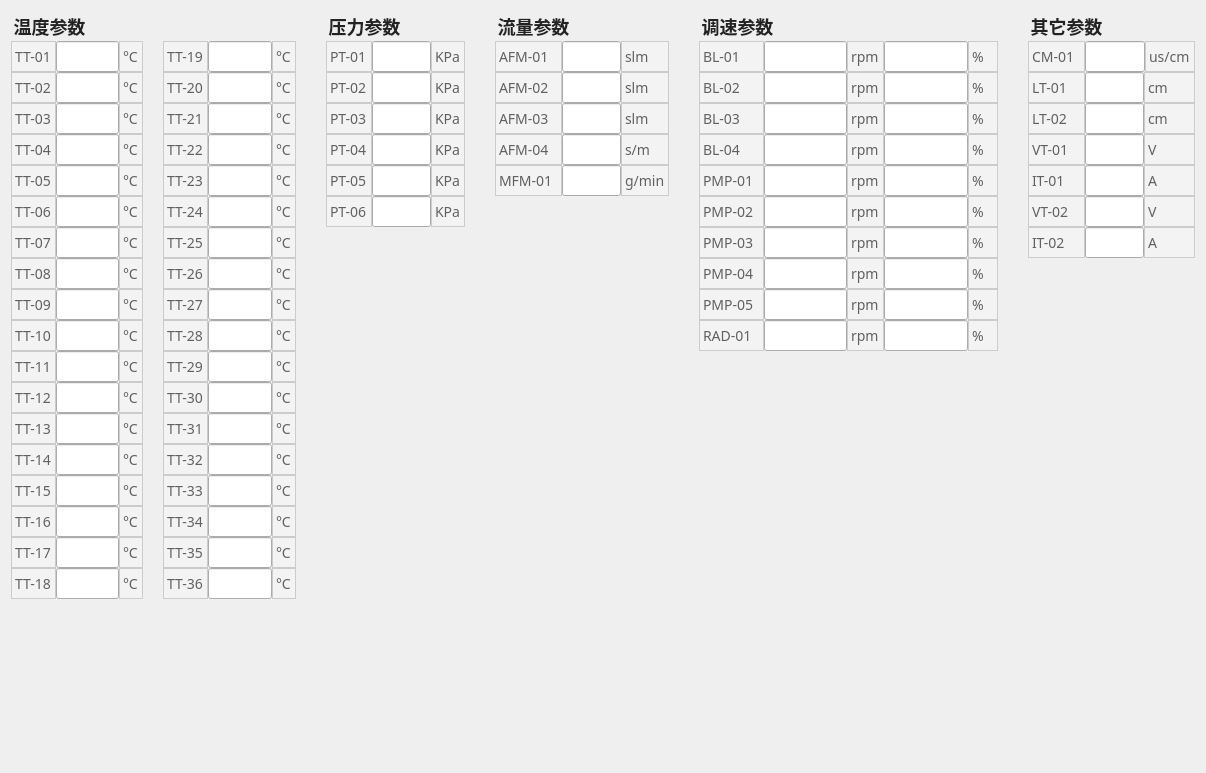
Old version of the form DeviceStatus/RealTimeValues/rtvalues.ui in the repository Hccccc1/MOH_viewer.
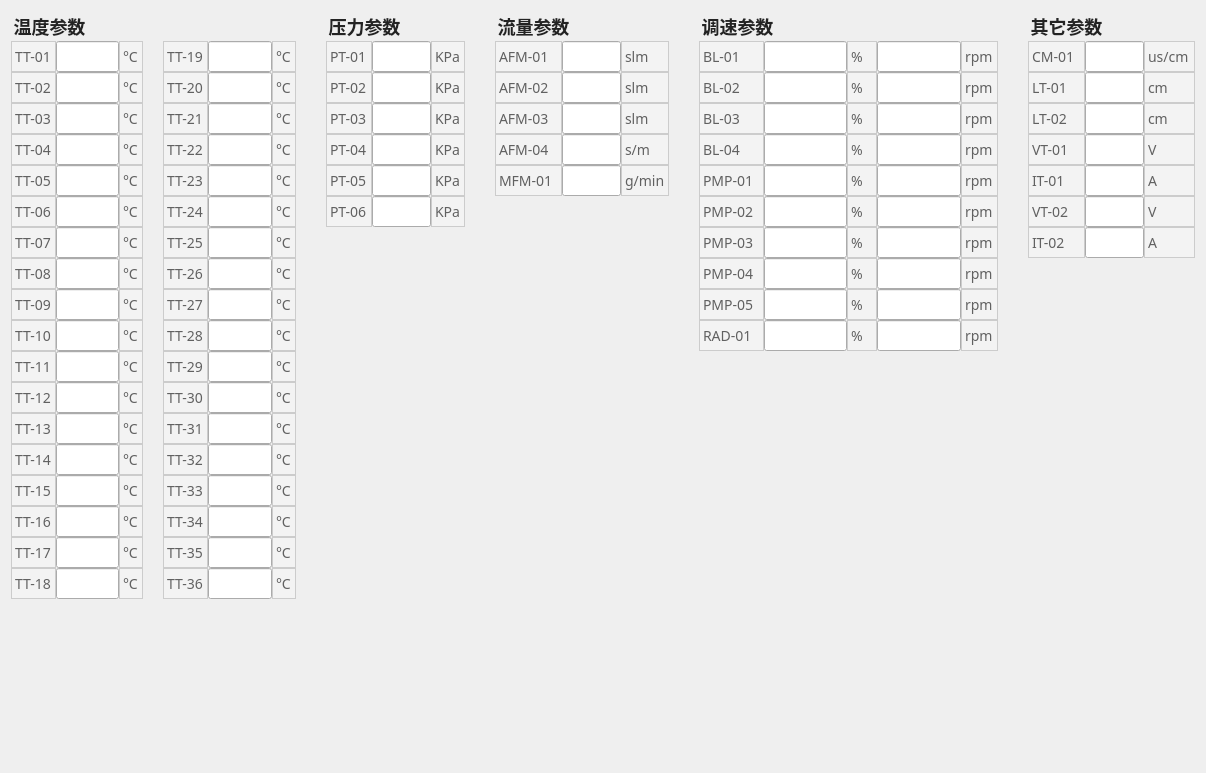
New version of the form.

```diff
--- a/DeviceStatus/RealTimeValues/rtvalues.ui
+++ b/DeviceStatus/RealTimeValues/rtvalues.ui
@@ -539,10 +539,19 @@
             <height>31</height>
            </size>
           </property>
+          <property name="readOnly">
+           <bool>true</bool>
+          </property>
          </widget>
         </item>
         <item>
          <widget class="QLabel" name="others_CM_1_unitlabel">
+          <property name="minimumSize">
+           <size>
+            <width>51</width>
+            <height>0</height>
+           </size>
+          </property>
           <property name="styleSheet">
            <string notr="true">QLabel {
 font-size:14px;
@@ -1400,34 +1409,6 @@
           </property>
          </widget>
         </item>
-        <item>
-         <widget class="QLineEdit" name="speed_PMP_2">
-          <property name="minimumSize">
-           <size>
-            <width>0</width>
-            <height>31</height>
-           </size>
-          </property>
-         </widget>
-        </item>
-        <item>
-         <widget class="QLabel" name="label_117">
-          <property name="styleSheet">
-           <string notr="true">QLabel {
-font-size:14px;
-font-family:PingFang SC;
-font-weight:300;
-line-height:37px;
-color:rgba(97,97,97,1);
-background:rgba(243,243,243,1);
-border:1px solid rgba(204,204,204,1);
-}</string>
-          </property>
-          <property name="text">
-           <string>rpm</string>
-          </property>
-         </widget>
-        </item>
         <item>
          <widget class="QLineEdit" name="speedPercentage_PMP_2">
           <property name="minimumSize">
@@ -1436,6 +1417,9 @@
             <height>31</height>
            </size>
           </property>
+          <property name="readOnly">
+           <bool>true</bool>
+          </property>
          </widget>
         </item>
         <item>
@@ -1462,6 +1446,37 @@
           </property>
          </widget>
         </item>
+        <item>
+         <widget class="QLineEdit" name="speed_PMP_2">
+          <property name="minimumSize">
+           <size>
+            <width>0</width>
+            <height>31</height>
+           </size>
+          </property>
+          <property name="readOnly">
+           <bool>true</bool>
+          </property>
+         </widget>
+        </item>
+        <item>
+         <widget class="QLabel" name="label_117">
+          <property name="styleSheet">
+           <string notr="true">QLabel {
+font-size:14px;
+font-family:PingFang SC;
+font-weight:300;
+line-height:37px;
+color:rgba(97,97,97,1);
+background:rgba(243,243,243,1);
+border:1px solid rgba(204,204,204,1);
+}</string>
+          </property>
+          <property name="text">
+           <string>rpm</string>
+          </property>
+         </widget>
+        </item>
        </layout>
       </item>
       <item row="8" column="0">
@@ -1493,34 +1508,6 @@
           </property>
          </widget>
         </item>
-        <item>
-         <widget class="QLineEdit" name="speed_PMP_5">
-          <property name="minimumSize">
-           <size>
-            <width>0</width>
-            <height>31</height>
-           </size>
-          </property>
-         </widget>
-        </item>
-        <item>
-         <widget class="QLabel" name="label_120">
-          <property name="styleSheet">
-           <string notr="true">QLabel {
-font-size:14px;
-font-family:PingFang SC;
-font-weight:300;
-line-height:37px;
-color:rgba(97,97,97,1);
-background:rgba(243,243,243,1);
-border:1px solid rgba(204,204,204,1);
-}</string>
-          </property>
-          <property name="text">
-           <string>rpm</string>
-          </property>
-         </widget>
-        </item>
         <item>
          <widget class="QLineEdit" name="speedPercentage_PMP_5">
           <property name="minimumSize">
@@ -1529,6 +1516,9 @@
             <height>31</height>
            </size>
           </property>
+          <property name="readOnly">
+           <bool>true</bool>
+          </property>
          </widget>
         </item>
         <item>
@@ -1555,6 +1545,37 @@
           </property>
          </widget>
         </item>
+        <item>
+         <widget class="QLineEdit" name="speed_PMP_5">
+          <property name="minimumSize">
+           <size>
+            <width>0</width>
+            <height>31</height>
+           </size>
+          </property>
+          <property name="readOnly">
+           <bool>true</bool>
+          </property>
+         </widget>
+        </item>
+        <item>
+         <widget class="QLabel" name="label_120">
+          <property name="styleSheet">
+           <string notr="true">QLabel {
+font-size:14px;
+font-family:PingFang SC;
+font-weight:300;
+line-height:37px;
+color:rgba(97,97,97,1);
+background:rgba(243,243,243,1);
+border:1px solid rgba(204,204,204,1);
+}</string>
+          </property>
+          <property name="text">
+           <string>rpm</string>
+          </property>
+         </widget>
+        </item>
        </layout>
       </item>
       <item row="2" column="0">
@@ -1586,34 +1607,6 @@
           </property>
          </widget>
         </item>
-        <item>
-         <widget class="QLineEdit" name="speed_BL_3">
-          <property name="minimumSize">
-           <size>
-            <width>0</width>
-            <height>31</height>
-           </size>
-          </property>
-         </widget>
-        </item>
-        <item>
-         <widget class="QLabel" name="label_108">
-          <property name="styleSheet">
-           <string notr="true">QLabel {
-font-size:14px;
-font-family:PingFang SC;
-font-weight:300;
-line-height:37px;
-color:rgba(97,97,97,1);
-background:rgba(243,243,243,1);
-border:1px solid rgba(204,204,204,1);
-}</string>
-          </property>
-          <property name="text">
-           <string>rpm</string>
-          </property>
-         </widget>
-        </item>
         <item>
          <widget class="QLineEdit" name="speedPercentage_BL_3">
           <property name="minimumSize">
@@ -1622,6 +1615,9 @@
             <height>31</height>
            </size>
           </property>
+          <property name="readOnly">
+           <bool>true</bool>
+          </property>
          </widget>
         </item>
         <item>
@@ -1648,6 +1644,37 @@
           </property>
          </widget>
         </item>
+        <item>
+         <widget class="QLineEdit" name="speed_BL_3">
+          <property name="minimumSize">
+           <size>
+            <width>0</width>
+            <height>31</height>
+           </size>
+          </property>
+          <property name="readOnly">
+           <bool>true</bool>
+          </property>
+         </widget>
+        </item>
+        <item>
+         <widget class="QLabel" name="label_108">
+          <property name="styleSheet">
+           <string notr="true">QLabel {
+font-size:14px;
+font-family:PingFang SC;
+font-weight:300;
+line-height:37px;
+color:rgba(97,97,97,1);
+background:rgba(243,243,243,1);
+border:1px solid rgba(204,204,204,1);
+}</string>
+          </property>
+          <property name="text">
+           <string>rpm</string>
+          </property>
+         </widget>
+        </item>
        </layout>
       </item>
       <item row="4" column="0">
@@ -1679,34 +1706,6 @@
           </property>
          </widget>
         </item>
-        <item>
-         <widget class="QLineEdit" name="speed_PMP_1">
-          <property name="minimumSize">
-           <size>
-            <width>0</width>
-            <height>31</height>
-           </size>
-          </property>
-         </widget>
-        </item>
-        <item>
-         <widget class="QLabel" name="label_116">
-          <property name="styleSheet">
-           <string notr="true">QLabel {
-font-size:14px;
-font-family:PingFang SC;
-font-weight:300;
-line-height:37px;
-color:rgba(97,97,97,1);
-background:rgba(243,243,243,1);
-border:1px solid rgba(204,204,204,1);
-}</string>
-          </property>
-          <property name="text">
-           <string>rpm</string>
-          </property>
-         </widget>
-        </item>
         <item>
          <widget class="QLineEdit" name="speedPercentage_PMP_1">
           <property name="minimumSize">
@@ -1715,6 +1714,9 @@
             <height>31</height>
            </size>
           </property>
+          <property name="readOnly">
+           <bool>true</bool>
+          </property>
          </widget>
         </item>
         <item>
@@ -1741,6 +1743,37 @@
           </property>
          </widget>
         </item>
+        <item>
+         <widget class="QLineEdit" name="speed_PMP_1">
+          <property name="minimumSize">
+           <size>
+            <width>0</width>
+            <height>31</height>
+           </size>
+          </property>
+          <property name="readOnly">
+           <bool>true</bool>
+          </property>
+         </widget>
+        </item>
+        <item>
+         <widget class="QLabel" name="label_116">
+          <property name="styleSheet">
+           <string notr="true">QLabel {
+font-size:14px;
+font-family:PingFang SC;
+font-weight:300;
+line-height:37px;
+color:rgba(97,97,97,1);
+background:rgba(243,243,243,1);
+border:1px solid rgba(204,204,204,1);
+}</string>
+          </property>
+          <property name="text">
+           <string>rpm</string>
+          </property>
+         </widget>
+        </item>
        </layout>
       </item>
       <item row="6" column="0">
@@ -1772,34 +1805,6 @@
           </property>
          </widget>
         </item>
-        <item>
-         <widget class="QLineEdit" name="speed_PMP_3">
-          <property name="minimumSize">
-           <size>
-            <width>0</width>
-            <height>31</height>
-           </size>
-          </property>
-         </widget>
-        </item>
-        <item>
-         <widget class="QLabel" name="label_118">
-          <property name="styleSheet">
-           <string notr="true">QLabel {
-font-size:14px;
-font-family:PingFang SC;
-font-weight:300;
-line-height:37px;
-color:rgba(97,97,97,1);
-background:rgba(243,243,243,1);
-border:1px solid rgba(204,204,204,1);
-}</string>
-          </property>
-          <property name="text">
-           <string>rpm</string>
-          </property>
-         </widget>
-        </item>
         <item>
          <widget class="QLineEdit" name="speedPercentage_PMP_3">
           <property name="minimumSize">
@@ -1808,6 +1813,9 @@
             <height>31</height>
            </size>
           </property>
+          <property name="readOnly">
+           <bool>true</bool>
+          </property>
          </widget>
         </item>
         <item>
@@ -1834,6 +1842,37 @@
           </property>
          </widget>
         </item>
+        <item>
+         <widget class="QLineEdit" name="speed_PMP_3">
+          <property name="minimumSize">
+           <size>
+            <width>0</width>
+            <height>31</height>
+           </size>
+          </property>
+          <property name="readOnly">
+           <bool>true</bool>
+          </property>
+         </widget>
+        </item>
+        <item>
+         <widget class="QLabel" name="label_118">
+          <property name="styleSheet">
+           <string notr="true">QLabel {
+font-size:14px;
+font-family:PingFang SC;
+font-weight:300;
+line-height:37px;
+color:rgba(97,97,97,1);
+background:rgba(243,243,243,1);
+border:1px solid rgba(204,204,204,1);
+}</string>
+          </property>
+          <property name="text">
+           <string>rpm</string>
+          </property>
+         </widget>
+        </item>
        </layout>
       </item>
       <item row="3" column="0">
@@ -1865,34 +1904,6 @@
           </property>
          </widget>
         </item>
-        <item>
-         <widget class="QLineEdit" name="speed_BL_4">
-          <property name="minimumSize">
-           <size>
-            <width>0</width>
-            <height>31</height>
-           </size>
-          </property>
-         </widget>
-        </item>
-        <item>
-         <widget class="QLabel" name="label_110">
-          <property name="styleSheet">
-           <string notr="true">QLabel {
-font-size:14px;
-font-family:PingFang SC;
-font-weight:300;
-line-height:37px;
-color:rgba(97,97,97,1);
-background:rgba(243,243,243,1);
-border:1px solid rgba(204,204,204,1);
-}</string>
-          </property>
-          <property name="text">
-           <string>rpm</string>
-          </property>
-         </widget>
-        </item>
         <item>
          <widget class="QLineEdit" name="speedPercentage_BL_4">
           <property name="minimumSize">
@@ -1901,6 +1912,9 @@
             <height>31</height>
            </size>
           </property>
+          <property name="readOnly">
+           <bool>true</bool>
+          </property>
          </widget>
         </item>
         <item>
@@ -1927,6 +1941,37 @@
           </property>
          </widget>
         </item>
+        <item>
+         <widget class="QLineEdit" name="speed_BL_4">
+          <property name="minimumSize">
+           <size>
+            <width>0</width>
+            <height>31</height>
+           </size>
+          </property>
+          <property name="readOnly">
+           <bool>true</bool>
+          </property>
+         </widget>
+        </item>
+        <item>
+         <widget class="QLabel" name="label_110">
+          <property name="styleSheet">
+           <string notr="true">QLabel {
+font-size:14px;
+font-family:PingFang SC;
+font-weight:300;
+line-height:37px;
+color:rgba(97,97,97,1);
+background:rgba(243,243,243,1);
+border:1px solid rgba(204,204,204,1);
+}</string>
+          </property>
+          <property name="text">
+           <string>rpm</string>
+          </property>
+         </widget>
+        </item>
        </layout>
       </item>
       <item row="7" column="0">
@@ -1958,34 +2003,6 @@
           </property>
          </widget>
         </item>
-        <item>
-         <widget class="QLineEdit" name="speed_PMP_4">
-          <property name="minimumSize">
-           <size>
-            <width>0</width>
-            <height>31</height>
-           </size>
-          </property>
-         </widget>
-        </item>
-        <item>
-         <widget class="QLabel" name="label_119">
-          <property name="styleSheet">
-           <string notr="true">QLabel {
-font-size:14px;
-font-family:PingFang SC;
-font-weight:300;
-line-height:37px;
-color:rgba(97,97,97,1);
-background:rgba(243,243,243,1);
-border:1px solid rgba(204,204,204,1);
-}</string>
-          </property>
-          <property name="text">
-           <string>rpm</string>
-          </property>
-         </widget>
-        </item>
         <item>
          <widget class="QLineEdit" name="speedPercentage_PMP_4">
           <property name="minimumSize">
@@ -1994,6 +2011,9 @@
             <height>31</height>
            </size>
           </property>
+          <property name="readOnly">
+           <bool>true</bool>
+          </property>
          </widget>
         </item>
         <item>
@@ -2020,6 +2040,37 @@
           </property>
          </widget>
         </item>
+        <item>
+         <widget class="QLineEdit" name="speed_PMP_4">
+          <property name="minimumSize">
+           <size>
+            <width>0</width>
+            <height>31</height>
+           </size>
+          </property>
+          <property name="readOnly">
+           <bool>true</bool>
+          </property>
+         </widget>
+        </item>
+        <item>
+         <widget class="QLabel" name="label_119">
+          <property name="styleSheet">
+           <string notr="true">QLabel {
+font-size:14px;
+font-family:PingFang SC;
+font-weight:300;
+line-height:37px;
+color:rgba(97,97,97,1);
+background:rgba(243,243,243,1);
+border:1px solid rgba(204,204,204,1);
+}</string>
+          </property>
+          <property name="text">
+           <string>rpm</string>
+          </property>
+         </widget>
+        </item>
        </layout>
       </item>
       <item row="9" column="0">
@@ -2051,34 +2102,6 @@
           </property>
          </widget>
         </item>
-        <item>
-         <widget class="QLineEdit" name="speed_RAD_1">
-          <property name="minimumSize">
-           <size>
-            <width>0</width>
-            <height>31</height>
-           </size>
-          </property>
-         </widget>
-        </item>
-        <item>
-         <widget class="QLabel" name="label_121">
-          <property name="styleSheet">
-           <string notr="true">QLabel {
-font-size:14px;
-font-family:PingFang SC;
-font-weight:300;
-line-height:37px;
-color:rgba(97,97,97,1);
-background:rgba(243,243,243,1);
-border:1px solid rgba(204,204,204,1);
-}</string>
-          </property>
-          <property name="text">
-           <string>rpm</string>
-          </property>
-         </widget>
-        </item>
         <item>
          <widget class="QLineEdit" name="speedPercentage_RAD_1">
           <property name="minimumSize">
@@ -2087,6 +2110,9 @@
             <height>31</height>
            </size>
           </property>
+          <property name="readOnly">
+           <bool>true</bool>
+          </property>
          </widget>
         </item>
         <item>
@@ -2113,6 +2139,37 @@
           </property>
          </widget>
         </item>
+        <item>
+         <widget class="QLineEdit" name="speed_RAD_1">
+          <property name="minimumSize">
+           <size>
+            <width>0</width>
+            <height>31</height>
+           </size>
+          </property>
+          <property name="readOnly">
+           <bool>true</bool>
+          </property>
+         </widget>
+        </item>
+        <item>
+         <widget class="QLabel" name="label_121">
+          <property name="styleSheet">
+           <string notr="true">QLabel {
+font-size:14px;
+font-family:PingFang SC;
+font-weight:300;
+line-height:37px;
+color:rgba(97,97,97,1);
+background:rgba(243,243,243,1);
+border:1px solid rgba(204,204,204,1);
+}</string>
+          </property>
+          <property name="text">
+           <string>rpm</string>
+          </property>
+         </widget>
+        </item>
        </layout>
       </item>
       <item row="0" column="0">
@@ -2144,34 +2201,6 @@
           </property>
          </widget>
         </item>
-        <item>
-         <widget class="QLineEdit" name="speed_BL_1">
-          <property name="minimumSize">
-           <size>
-            <width>0</width>
-            <height>31</height>
-           </size>
-          </property>
-         </widget>
-        </item>
-        <item>
-         <widget class="QLabel" name="label_106">
-          <property name="styleSheet">
-           <string notr="true">QLabel {
-font-size:14px;
-font-family:PingFang SC;
-font-weight:300;
-line-height:37px;
-color:rgba(97,97,97,1);
-background:rgba(243,243,243,1);
-border:1px solid rgba(204,204,204,1);
-}</string>
-          </property>
-          <property name="text">
-           <string>rpm</string>
-          </property>
-         </widget>
-        </item>
         <item>
          <widget class="QLineEdit" name="speedPercentage_BL_1">
           <property name="minimumSize">
@@ -2180,6 +2209,9 @@
             <height>31</height>
            </size>
           </property>
+          <property name="readOnly">
+           <bool>true</bool>
+          </property>
          </widget>
         </item>
         <item>
@@ -2206,6 +2238,37 @@
           </property>
          </widget>
         </item>
+        <item>
+         <widget class="QLineEdit" name="speed_BL_1">
+          <property name="minimumSize">
+           <size>
+            <width>0</width>
+            <height>31</height>
+           </size>
+          </property>
+          <property name="readOnly">
+           <bool>true</bool>
+          </property>
+         </widget>
+        </item>
+        <item>
+         <widget class="QLabel" name="label_106">
+          <property name="styleSheet">
+           <string notr="true">QLabel {
+font-size:14px;
+font-family:PingFang SC;
+font-weight:300;
+line-height:37px;
+color:rgba(97,97,97,1);
+background:rgba(243,243,243,1);
+border:1px solid rgba(204,204,204,1);
+}</string>
+          </property>
+          <property name="text">
+           <string>rpm</string>
+          </property>
+         </widget>
+        </item>
        </layout>
       </item>
       <item row="1" column="0">
@@ -2237,34 +2300,6 @@
           </property>
          </widget>
         </item>
-        <item>
-         <widget class="QLineEdit" name="speed_BL_2">
-          <property name="minimumSize">
-           <size>
-            <width>0</width>
-            <height>31</height>
-           </size>
-          </property>
-         </widget>
-        </item>
-        <item>
-         <widget class="QLabel" name="label_107">
-          <property name="styleSheet">
-           <string notr="true">QLabel {
-font-size:14px;
-font-family:PingFang SC;
-font-weight:300;
-line-height:37px;
-color:rgba(97,97,97,1);
-background:rgba(243,243,243,1);
-border:1px solid rgba(204,204,204,1);
-}</string>
-          </property>
-          <property name="text">
-           <string>rpm</string>
-          </property>
-         </widget>
-        </item>
         <item>
          <widget class="QLineEdit" name="speedPercentage_BL_2">
           <property name="minimumSize">
@@ -2273,6 +2308,9 @@
             <height>31</height>
            </size>
           </property>
+          <property name="readOnly">
+           <bool>true</bool>
+          </property>
          </widget>
         </item>
         <item>
@@ -2299,6 +2337,37 @@
           </property>
          </widget>
         </item>
+        <item>
+         <widget class="QLineEdit" name="speed_BL_2">
+          <property name="minimumSize">
+           <size>
+            <width>0</width>
+            <height>31</height>
+           </size>
+          </property>
+          <property name="readOnly">
+           <bool>true</bool>
+          </property>
+         </widget>
+        </item>
+        <item>
+         <widget class="QLabel" name="label_107">
+          <property name="styleSheet">
+           <string notr="true">QLabel {
+font-size:14px;
+font-family:PingFang SC;
+font-weight:300;
+line-height:37px;
+color:rgba(97,97,97,1);
+background:rgba(243,243,243,1);
+border:1px solid rgba(204,204,204,1);
+}</string>
+          </property>
+          <property name="text">
+           <string>rpm</string>
+          </property>
+         </widget>
+        </item>
        </layout>
       </item>
       <item row="10" column="0">
```
Left out of the diff: 159 changed lines with no effect on the pictures.
